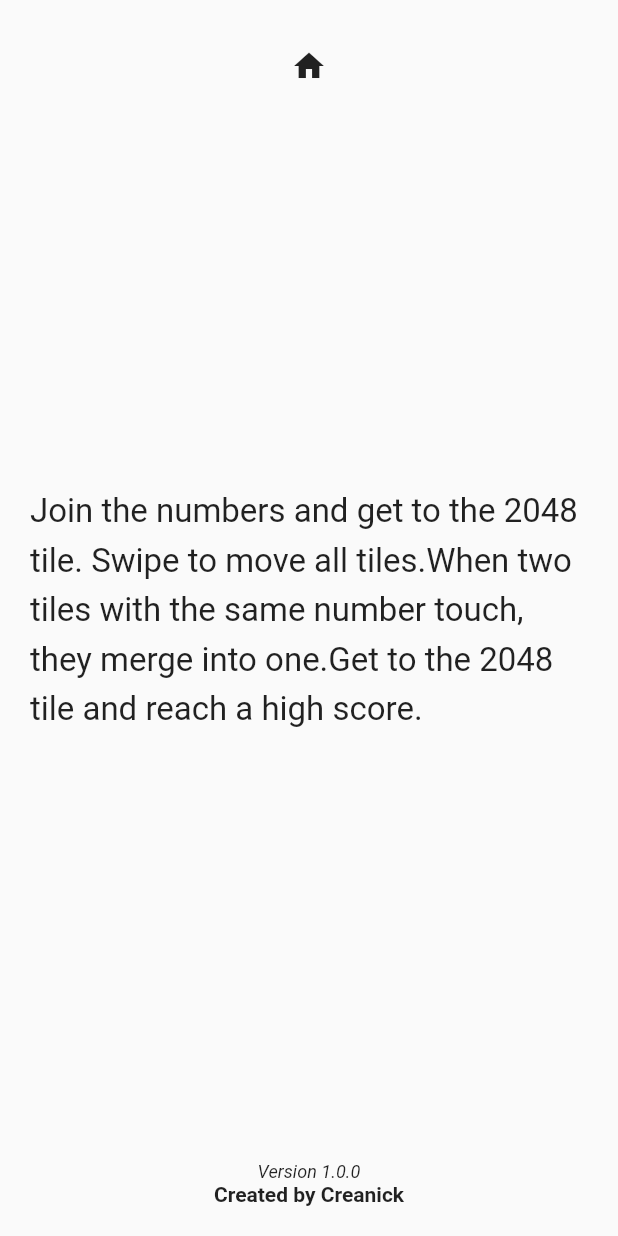
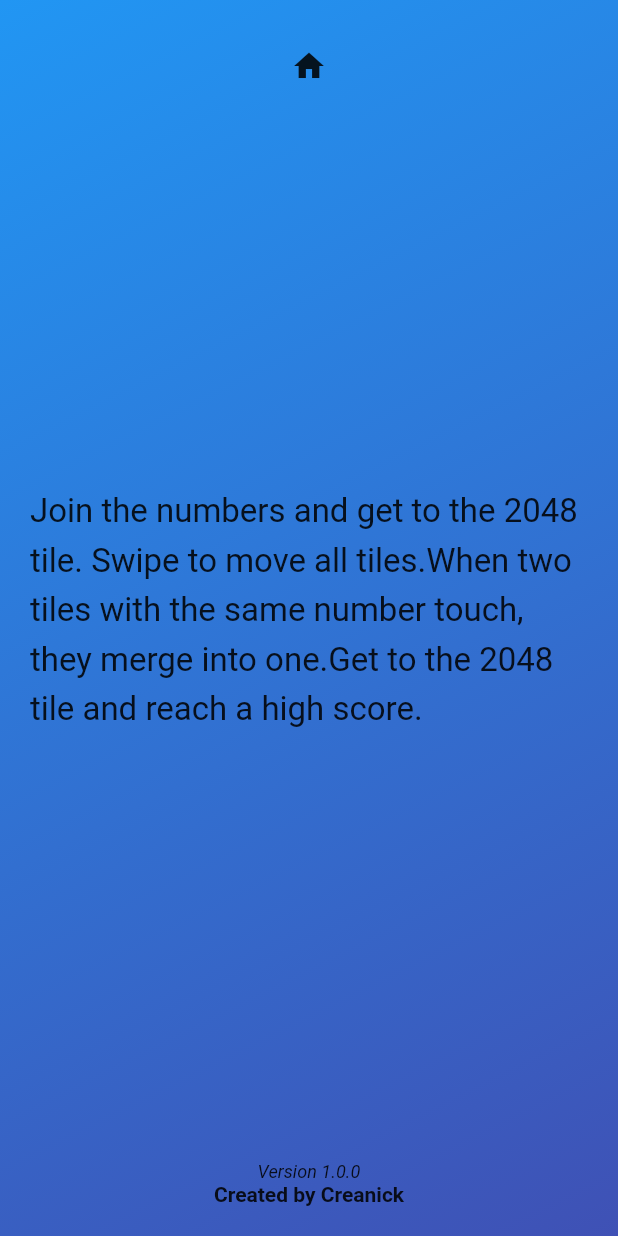
Before and after one commit to manickjamadar/2048, a Flutter app: the screen it shows after launch, after a tap on the "info" icon, on a phone screen of 412 x 824 dp. Run offline on Flutter 3.47's test engine with Material 2 defaults, Android fonts, the light colour scheme and no system bars; our stand-ins replace bloc, dartz, equatable, flutter_bloc, freezed_annotation, get_it and 2 more; accounts and stored records are empty; generated files the repository leaves out were written again.

Commit message:
theme color cubit implemented in all screens

```diff
--- a/lib/presentation/screens/about/about_screen.dart
+++ b/lib/presentation/screens/about/about_screen.dart
@@ -1,5 +1,6 @@
 import 'package:flutter/material.dart';
 import 'package:twozerofoureight/presentation/core/my_icons.dart';
+import 'package:twozerofoureight/presentation/core/widgets/theme_background_view.dart';
 
 class AboutScreen extends StatelessWidget {
   static const String routeName = "/about";
@@ -13,7 +14,8 @@ class AboutScreen extends StatelessWidget {
         '''Join the numbers and get to the 2048 tile. Swipe to move all tiles.When two tiles with the same number touch, they merge into one.Get to the 2048 tile and reach a high score.
     ''';
     return Scaffold(
-      body: SafeArea(
+      body: ThemeBackgroundView(
+        child: SafeArea(
           child: Padding(
             padding: const EdgeInsets.all(20.0),
             child: Column(
@@ -31,7 +33,8 @@ class AboutScreen extends StatelessWidget {
                   style: TextStyle(fontSize: 22, height: 1.5),
                 ))),
                 Text("Version 1.0.0",
-                  style: TextStyle(fontSize: 12, fontStyle: FontStyle.italic)),
+                    style:
+                        TextStyle(fontSize: 12, fontStyle: FontStyle.italic)),
                 Text(
                   "Created by Creanick",
                   style: TextStyle(fontWeight: FontWeight.w600),
@@ -40,6 +43,7 @@ class AboutScreen extends StatelessWidget {
             ),
           ),
         ),
+      ),
     );
   }
 }
--- a/lib/presentation/screens/home/home_screen.dart
+++ b/lib/presentation/screens/home/home_screen.dart
@@ -2,6 +2,7 @@ import 'package:flutter/material.dart';
 import 'package:flutter_bloc/flutter_bloc.dart';
 import 'package:twozerofoureight/application/board_option_cubit/board_option_cubit.dart';
 import 'package:twozerofoureight/application/puzzle/puzzle_cubit.dart';
+import 'package:twozerofoureight/presentation/core/widgets/theme_background_view.dart';
 import 'package:twozerofoureight/presentation/screens/home/widgets/board_option_wheel.dart';
 import "../../../application/high_score_manager/high_score_manager_cubit.dart";
 import 'package:twozerofoureight/presentation/core/my_icons.dart';
@@ -12,7 +13,8 @@ class HomeScreen extends StatelessWidget {
   @override
   Widget build(BuildContext context) {
     return Scaffold(
-        body: SafeArea(
+        body: ThemeBackgroundView(
+      child: SafeArea(
         child: Column(
           crossAxisAlignment: CrossAxisAlignment.center,
           mainAxisAlignment: MainAxisAlignment.spaceEvenly,
@@ -47,6 +49,7 @@ class HomeScreen extends StatelessWidget {
               ],
             )
           ],
+        ),
       ),
     ));
   }
--- a/lib/presentation/screens/play/play_screen.dart
+++ b/lib/presentation/screens/play/play_screen.dart
@@ -4,6 +4,7 @@ import 'package:twozerofoureight/application/puzzle/puzzle_cubit.dart';
 import 'package:twozerofoureight/presentation/core/my_icons.dart';
 import 'package:twozerofoureight/presentation/core/widgets/board_viewer.dart';
 import "package:twozerofoureight/application/high_score_manager/high_score_manager_cubit.dart";
+import 'package:twozerofoureight/presentation/core/widgets/theme_background_view.dart';
 
 class PlayScreen extends StatelessWidget {
   static const String routeName = "/play";
@@ -14,7 +15,8 @@ class PlayScreen extends StatelessWidget {
   @override
   Widget build(BuildContext context) {
     return Scaffold(
-        body: SafeArea(
+        body: ThemeBackgroundView(
+      child: SafeArea(
         child: Column(
           children: [
             Icon(MyIcons.logo, size: 50),
@@ -95,6 +97,7 @@ class PlayScreen extends StatelessWidget {
             )
           ],
         ),
+      ),
     ));
   }
 
```
Lines whose indentation alone changed are shown as unchanged.
